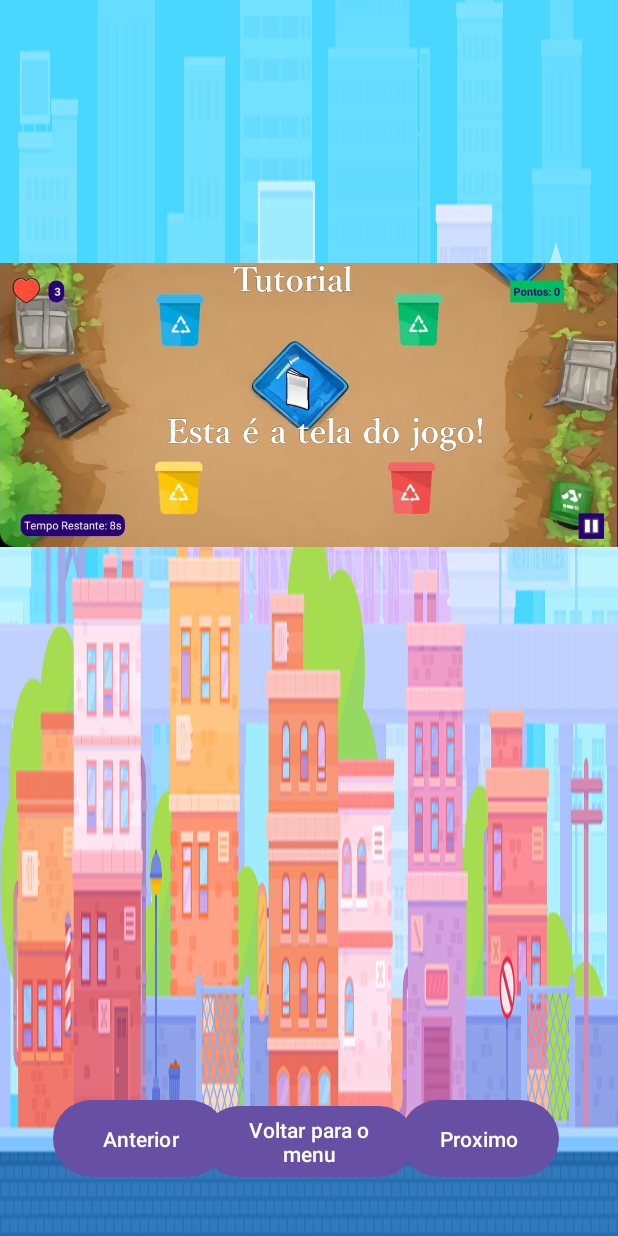
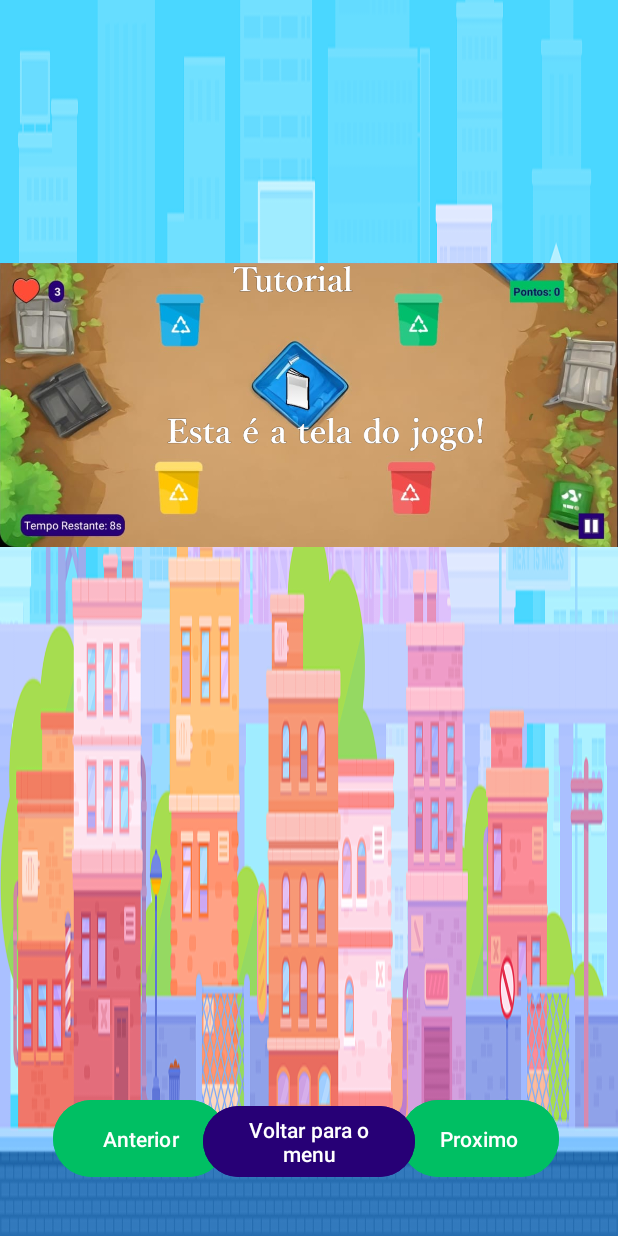
Before and after one commit to arturstaation/EcoTrashers, an Android app: the layout activity_tutorial.xml on its own in the app's theme, with its tools: preview values and no code run, on a phone screen of 412 x 824 dp. Run offline under Robolectric (Android 15) with nearby library versions, the phone set to English and light mode, and no system bars.

Commit message:
Alteracao na cor dos botoes de tutorial

```diff
--- a/app/src/main/res/layout/activity_tutorial.xml
+++ b/app/src/main/res/layout/activity_tutorial.xml
@@ -21,6 +21,8 @@
         android:layout_height="59dp"
         android:onClick="onRemover"
         android:text="Anterior"
+        android:textColor="@color/white"
+        android:backgroundTint="@color/secundary_color"
         app:layout_constraintBottom_toBottomOf="parent"
         app:layout_constraintEnd_toEndOf="parent"
         app:layout_constraintHorizontal_bias="0.12"
@@ -34,6 +36,8 @@
         android:layout_height="59dp"
         android:onClick="onAdd"
         android:text="Proximo"
+        android:textColor="@color/white"
+        android:backgroundTint="@color/secundary_color"
         app:layout_constraintBottom_toBottomOf="parent"
         app:layout_constraintEnd_toEndOf="parent"
         app:layout_constraintHorizontal_bias="0.872"
@@ -47,6 +51,8 @@
         android:layout_height="55dp"
         android:onClick="onPerder"
         android:text="Voltar para o menu"
+        android:textColor="@color/white"
+        android:backgroundTint="@color/primary_color"
         app:layout_constraintBottom_toBottomOf="parent"
         app:layout_constraintEnd_toEndOf="parent"
         app:layout_constraintHorizontal_bias="0.499"
```
